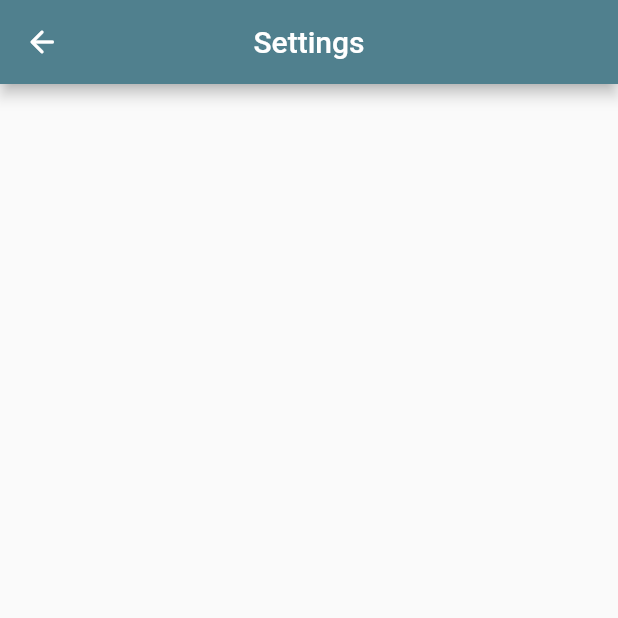
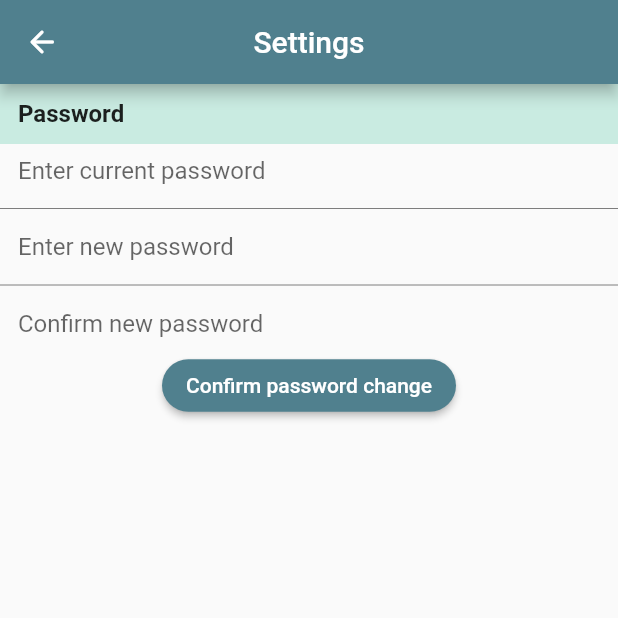
Before and after one commit to newbiecody/ntmu-offline-v1, a Flutter app: the settingsPage screen opened directly, on a phone screen of 412 x 824 dp, the top half of it. Run offline on Flutter 3.47's test engine with Material 2 defaults, Android fonts, the phone set to English and light mode, and no system bars; our stand-ins replace flutter_secure_storage; accounts and stored records are empty; Roboto replaces fonts that are missing (Balsamiq Sans).

Commit message:
Settings page
settings page, change password form, yet to implement logic to buttons

```diff
--- a/lib/Components/functs.dart
+++ b/lib/Components/functs.dart
@@ -124,3 +124,7 @@ void editProfile(BuildContext context){
 void saveProfileEdits(){
   //Edit information in the database, update information viewer sees.
 }
+
+void confirmEditPassword(){
+  //Check current password, check if new and re-entered password is the same, then edit the password. (add logout of all devices?)
+}
--- a/lib/Screens/PostLogin/SettingsDrawer/settings.dart
+++ b/lib/Screens/PostLogin/SettingsDrawer/settings.dart
@@ -9,6 +9,8 @@ class settingsPage extends StatefulWidget{
 }
 
 class _settingsPageState extends State<settingsPage> {
+
+  final _changePasswordForm = GlobalKey<FormState>();
 
   @override
   Widget build(BuildContext context) {
@@ -25,6 +27,89 @@ class _settingsPageState extends State<settingsPage> {
         title: Text('Settings'),
         centerTitle: true,
       ),
+      body: Center(
+        child: Column(
+          children: <Widget>[
+            Container(
+                padding: EdgeInsets.symmetric(vertical: 8, horizontal: 12),
+                decoration: BoxDecoration(
+                    color: Color(0X8099DDC8)
+                ),
+                height: 40,
+                child: Flex(
+                    direction: Axis.horizontal,
+                    children: <Widget> [Expanded(
+                      child: Row(
+                        mainAxisAlignment: MainAxisAlignment.spaceBetween,
+                        children: <Widget>[
+                          Align(
+                            child: Text('Password',
+                              style: TextStyle(
+                                  fontWeight: FontWeight.bold,
+                                  fontSize: 16
+                              ),
+                            ),
+                            alignment: Alignment.centerLeft,
+                          ),
+                        ],
+                      ),
+                    ),
+                    ]
+                )
+            ),
+            Form(
+              key: _changePasswordForm,
+              child: Column(
+                  children: <Widget> [
+                    Padding(
+                        padding: const EdgeInsets.symmetric(horizontal: 12, vertical: 8),
+                        child: TextFormField(
+                        decoration: InputDecoration.collapsed(
+                          //border: InputBorder.none,
+                          hintText: 'Enter current password',
+                        ),
+                      )
+                    ),
+                    Divider(color: Color(0X80000000)),
+                    Padding(
+                        padding: const EdgeInsets.symmetric(horizontal: 12, vertical: 8),
+                        child: TextFormField(
+                          decoration: InputDecoration.collapsed(
+                            //border: InputBorder.none,
+                            hintText: 'Enter new password',
+                          ),
+                          validator: (value){
+                            //insert logic to lock change password button below
+                          },
+                        )
+                    ),
+                    Divider(color: Color(0X80000000)),
+                    Padding(
+                        padding: const EdgeInsets.symmetric(horizontal: 12, vertical: 8),
+                        child: TextFormField(
+                          decoration: InputDecoration.collapsed(
+                            border: InputBorder.none,
+                            hintText: 'Confirm new password',
+                          ),
+                          validator: (value){
+                            //insert logic to lock change password button below
+                          },
+                        )
+                    ),
+                    ElevatedButton(
+                      onPressed: () {confirmEditPassword();},
+                      child: Text('Confirm password change'),
+                      style: ElevatedButton.styleFrom(
+                          shape: new RoundedRectangleBorder(borderRadius: new BorderRadius.circular(35)),
+                          minimumSize: Size(170,35)
+                      ),
+                    )
+                ]
+              ),
+            )
+          ],
+        ),
+      ),
     );
   }
 }
```
